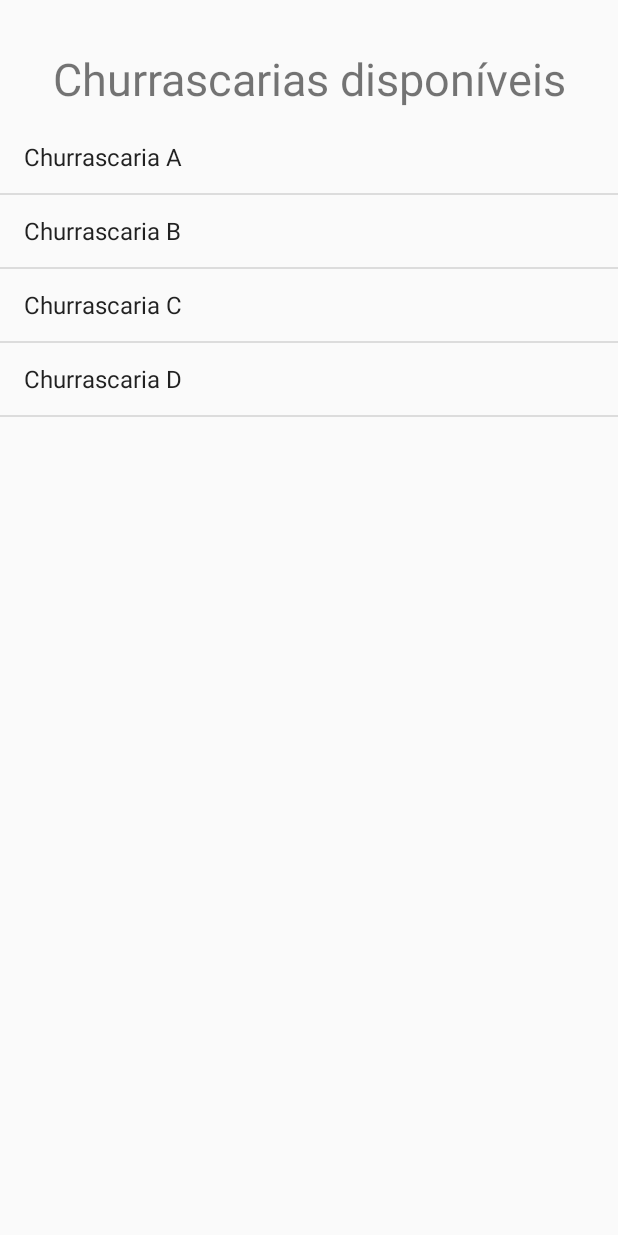
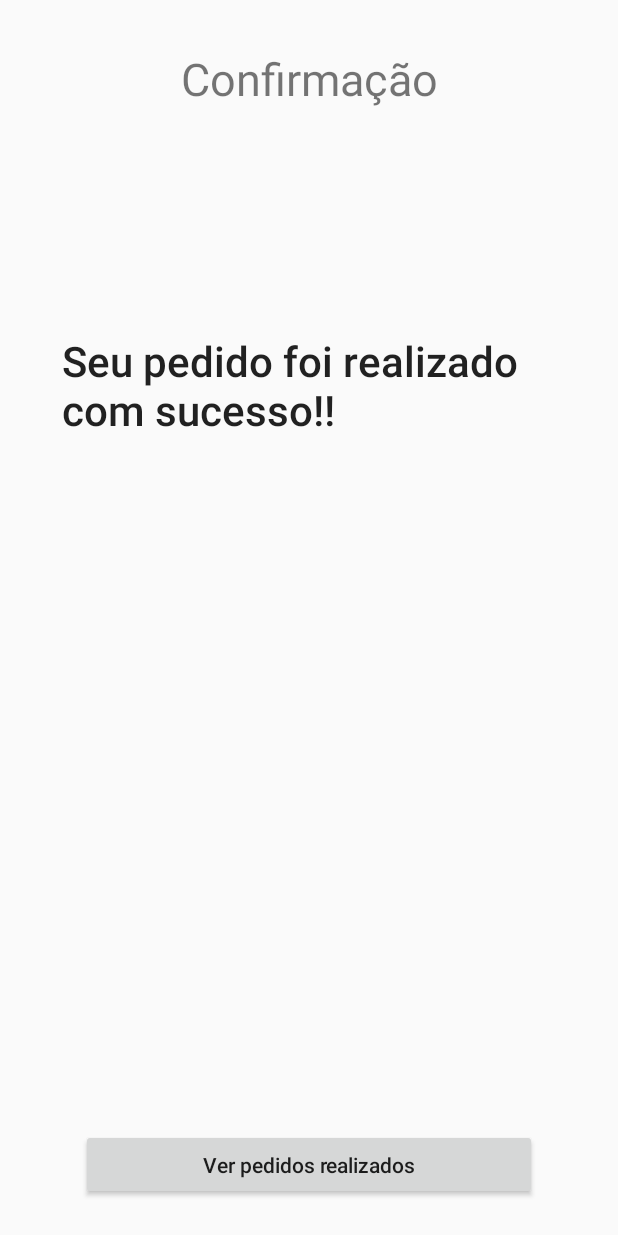
Before and after one commit to pcdateixeira/deliverybagual, an Android app: the AgendarEntrega screen opened directly, with no data from a screen before it, after a tap on "Próximo", on a phone screen of 412 x 824 dp. Run offline under Robolectric (Android 15) with nearby library versions, the phone set to English and light mode, and no system bars.

Commit message:
Implemented confirmation activity and fixed a bug in AndroidManifest

```diff
--- a/app/src/main/AndroidManifest.xml
+++ b/app/src/main/AndroidManifest.xml
@@ -11,7 +11,12 @@
         android:supportsRtl="true"
         android:theme="@style/AppTheme"
         tools:ignore="AllowBackup,GoogleAppIndexingWarning">
-        <activity android:name=".EscolherChurrascaria"></activity>
+        <activity
+            android:name=".EscolherChurrascaria"
+            android:label="Escolher Churrascaria"/>
+        <activity
+            android:name=".Confirmacao"
+            android:label="Confirmação" />
         <activity android:name=".AgendarEntrega" />
         <activity
             android:name=".AdicionarItemPorTamanho"
--- a/app/src/main/java/com/example/deliverybagual/AgendarEntrega.java
+++ b/app/src/main/java/com/example/deliverybagual/AgendarEntrega.java
@@ -102,7 +102,7 @@ public class AgendarEntrega extends AppCompatActivity implements DatePickerDialo
         }
         // Informações pertinentes estão todas no anoDaEntrega, ...
 
-        Intent i = new Intent(this, EscolherChurrascaria.class);
+        Intent i = new Intent(this, Confirmacao.class);
         startActivity(i);
     }
 
--- /dev/null
+++ b/app/src/main/java/com/example/deliverybagual/Confirmacao.java
@@ -0,0 +1,30 @@
+package com.example.deliverybagual;
+
+import android.content.Intent;
+import android.os.Bundle;
+import android.view.View;
+import android.widget.Button;
+import android.widget.TextView;
+
+import androidx.appcompat.app.AppCompatActivity;
+
+public class Confirmacao extends AppCompatActivity {
+    private TextView message;
+
+    protected void onCreate(Bundle savedInstanceState) {
+        super.onCreate(savedInstanceState);
+        setContentView(R.layout.confirmacao);
+        this.setTitle(R.string.confirmacaoDoPedido);
+        TextView title = (TextView) findViewById(R.id.confirmationTitle);
+        title.setVisibility(View.VISIBLE);
+        message = findViewById(R.id.message);
+        message.setVisibility(View.VISIBLE);
+        Button b = (Button) findViewById(R.id.confirmationButton);
+        b.setVisibility(View.VISIBLE);
+    }
+
+    public void finalizaPedido(View view){
+        Intent i = new Intent(this, EscolherChurrascaria.class);
+        startActivity(i);
+    }
+}
--- a/app/src/main/java/com/example/deliverybagual/DatePickerFragment.java
+++ /dev/null
@@ -1,25 +0,0 @@
-package com.example.deliverybagual;
-
-import android.app.DatePickerDialog;
-import android.app.Dialog;
-import android.os.Bundle;
-
-import androidx.annotation.NonNull;
-import androidx.appcompat.app.AppCompatDialogFragment;
-import androidx.fragment.app.DialogFragment;
-
-import java.util.Calendar;
-
-public class DatePickerFragment extends DialogFragment {
-
-    @NonNull
-    @Override
-    public Dialog onCreateDialog(Bundle savedInstanceState) {
-        Calendar c = Calendar.getInstance();
-        int year = c.get(Calendar.YEAR);
-        int month = c.get(Calendar.MONTH);
-        int day = c.get(Calendar.DAY_OF_MONTH);
-
-        return new DatePickerDialog(getActivity(), (DatePickerDialog.OnDateSetListener) getActivity(), year, month, day);
-    }
-}
--- /dev/null
+++ b/app/src/main/res/layout/confirmacao.xml
@@ -0,0 +1,48 @@
+<?xml version="1.0" encoding="utf-8"?>
+<androidx.constraintlayout.widget.ConstraintLayout xmlns:android="http://schemas.android.com/apk/res/android"
+    xmlns:app="http://schemas.android.com/apk/res-auto"
+    xmlns:tools="http://schemas.android.com/tools"
+    android:layout_width="match_parent"
+    android:layout_height="match_parent"
+    tools:context=".Confirmacao">
+
+    <TextView
+        android:id="@+id/confirmationTitle"
+        android:layout_width="wrap_content"
+        android:layout_height="wrap_content"
+        android:layout_marginTop="32dp"
+        android:text="@string/confirmacao"
+        android:textSize="30sp"
+        app:layout_constraintEnd_toEndOf="parent"
+        app:layout_constraintStart_toStartOf="parent"
+        app:layout_constraintTop_toTopOf="parent" />
+
+    <TextView
+        android:id="@+id/message"
+        android:layout_width="329dp"
+        android:layout_height="68dp"
+        android:background="#008A2323"
+        android:text="@string/sucessoPedido"
+        android:textAppearance="@style/TextAppearance.AppCompat.Body2"
+        android:textSize="28sp"
+        app:layout_constraintBottom_toBottomOf="parent"
+        app:layout_constraintEnd_toEndOf="parent"
+        app:layout_constraintHorizontal_bias="0.498"
+        app:layout_constraintStart_toStartOf="parent"
+        app:layout_constraintTop_toTopOf="parent"
+        app:layout_constraintVertical_bias="0.293"
+        tools:text="@string/sucessoPedido" />
+
+    <Button
+        android:id="@+id/confirmationButton"
+        android:layout_width="304dp"
+        android:layout_height="47dp"
+        android:layout_marginBottom="24dp"
+        android:onClick="finalizaPedido"
+        android:text="@string/verPedidos"
+        app:layout_constraintBottom_toBottomOf="parent"
+        app:layout_constraintEnd_toEndOf="parent"
+        app:layout_constraintHorizontal_bias="0.498"
+        app:layout_constraintStart_toStartOf="parent" />
+
+</androidx.constraintlayout.widget.ConstraintLayout>
--- a/app/src/main/res/values/strings.xml
+++ b/app/src/main/res/values/strings.xml
@@ -4,6 +4,7 @@
     <string name="adicionaritens">Adicionar itens</string>
     <string name="adicioneitens">Adicione itens ao pedido</string>
     <string name="pedidos">Pedidos</string>
+    <string name="confirmacaoDoPedido">Confirmação do pedido</string>
     <string name="novopedido">Novo pedido</string>
     <string name="desejacancelarpeiddo">Deseja cancelar o pedido?</string>
     <string name="cancelarpedido">Cancelar o pedido</string>
@@ -12,6 +13,9 @@
     <string name="vercarrinho">Ver carrinho</string>
     <string name="selecioneDataDeEntrega">Selecione a data de entrega</string>
     <string name="entregaImediata">Entrega imediata</string>
+    <string name="sucessoPedido">Seu pedido foi realizado com sucesso!!</string>
+    <string name="verPedidos">Ver pedidos realizados</string>
+    <string name="confirmacao">Confirmação</string>
     <string name="proximo">Próximo</string>
     <string name="continuar">Continuar</string>
     <string name="bovina">Bovina</string>
```
